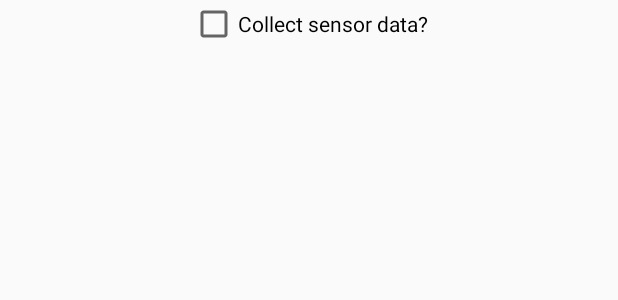
After one commit to ivarprudnikov/android_sensors, an Android app: the layout activity_display_sensor_details_switch.xml on its own in the app's theme, with its tools: preview values and no code run, on a phone screen of 412 x 824 dp. The commit adds this screen. Shown: the top 300 px of the screen. Run offline under Robolectric (Android 15) with nearby library versions, the phone set to English and light mode, and no system bars.

Commit message:
replace switch with checkbox in pre v14 api

```diff
--- a/app/src/main/java/com/ivarprudnikov/sensors/DisplaySensorDetailsActivity.java
+++ b/app/src/main/java/com/ivarprudnikov/sensors/DisplaySensorDetailsActivity.java
@@ -23,7 +23,7 @@ public class DisplaySensorDetailsActivity extends AppCompatActivity {
 
     private SensorManager mSensorManager;
     private List<Sensor> mSensorList;
-    private Switch isSensorEnabledSwitch;
+    private CompoundButton isSensorEnabledSwitch;
     ImageButton mOpenChartButton;
 
     public List<String> sensorTypes = Arrays.asList(
@@ -140,7 +140,7 @@ public class DisplaySensorDetailsActivity extends AppCompatActivity {
 
         final String fSensorKey = Constants.PREFS_SENSOR_ENABLED_PREFIX + fSensorName;
         boolean switchValue = App.getPrefs().getBoolean(fSensorKey, false);
-        isSensorEnabledSwitch = (Switch)findViewById(R.id.isSensorListenerEnabled);
+        isSensorEnabledSwitch = (CompoundButton)findViewById(R.id.isSensorListenerEnabled);
         isSensorEnabledSwitch.setChecked(switchValue);
         isSensorEnabledSwitch.setOnCheckedChangeListener(new CompoundButton.OnCheckedChangeListener() {
             public void onCheckedChanged(CompoundButton buttonView, boolean isChecked) {
--- a/app/src/main/java/com/ivarprudnikov/sensors/MainActivity.java
+++ b/app/src/main/java/com/ivarprudnikov/sensors/MainActivity.java
@@ -14,7 +14,6 @@ import android.view.MenuItem;
 import android.view.View;
 import android.widget.CompoundButton;
 import android.widget.ListView;
-import android.widget.Switch;
 import android.widget.TextView;
 
 import com.ivarprudnikov.sensors.config.Constants;
@@ -31,7 +30,7 @@ public class MainActivity extends AppCompatActivity {
     private SensorAdapter mSensorAdapter;
     private TextView mDataCountText;
     private StoredSensorEventsCounter.OnQueryResponseListener countListener;
-    private Switch isDataStorageEnabledSwitch;
+    private CompoundButton isDataStorageEnabledSwitch;
     private Toolbar mToolbar;
 
     @Override
@@ -86,7 +85,7 @@ public class MainActivity extends AppCompatActivity {
         }, 500);
 
         boolean switchValue = Preferences.isDataStorageEnabled();
-        isDataStorageEnabledSwitch = (Switch)findViewById(R.id.isDataStorageEnabled);
+        isDataStorageEnabledSwitch = (CompoundButton)findViewById(R.id.isDataStorageEnabled);
         isDataStorageEnabledSwitch.setChecked(switchValue);
         // TODO: listen to prefs to update switch value in case they change in bg
         isDataStorageEnabledSwitch.setOnCheckedChangeListener(new CompoundButton.OnCheckedChangeListener() {
--- /dev/null
+++ b/app/src/main/res/layout-v14/activity_display_sensor_details_switch.xml
@@ -0,0 +1,17 @@
+<?xml version="1.0" encoding="utf-8"?>
+<RelativeLayout xmlns:android="http://schemas.android.com/apk/res/android"
+    xmlns:tools="http://schemas.android.com/tools"
+    android:layout_width="match_parent"
+    android:layout_height="wrap_content"
+    android:layout_gravity="center_horizontal|top">
+
+    <Switch
+        android:id="@+id/isSensorListenerEnabled"
+        android:layout_width="match_parent"
+        android:layout_height="wrap_content"
+        android:layout_marginBottom="@dimen/activity_vertical_margin"
+        android:text="@string/is_sensor_listener_enabled"
+        tools:targetApi="14"
+        style="@style/SwitchDark" />
+
+</RelativeLayout>
--- /dev/null
+++ b/app/src/main/res/layout/activity_display_sensor_details_switch.xml
@@ -0,0 +1,16 @@
+<?xml version="1.0" encoding="utf-8"?>
+<RelativeLayout xmlns:android="http://schemas.android.com/apk/res/android"
+    xmlns:tools="http://schemas.android.com/tools"
+    android:layout_width="match_parent"
+    android:layout_height="wrap_content"
+    android:layout_gravity="center_horizontal|top">
+
+    <CheckBox
+        android:id="@+id/isSensorListenerEnabled"
+        android:layout_width="wrap_content"
+        android:layout_height="wrap_content"
+        android:layout_marginBottom="@dimen/activity_vertical_margin"
+        android:text="@string/is_sensor_listener_enabled"
+        android:layout_centerHorizontal="true" />
+
+</RelativeLayout>
```
Also changed, not shown: app/src/main/res/layout-v14/activity_main_switch.xml (added, +17 -0 lines), app/src/main/res/layout/activity_display_sensor_details.xml (+1 -8 lines), app/src/main/res/layout/activity_main_header.xml (+1 -8 lines), app/src/main/res/layout/activity_main_switch.xml (added, +16 -0 lines).
